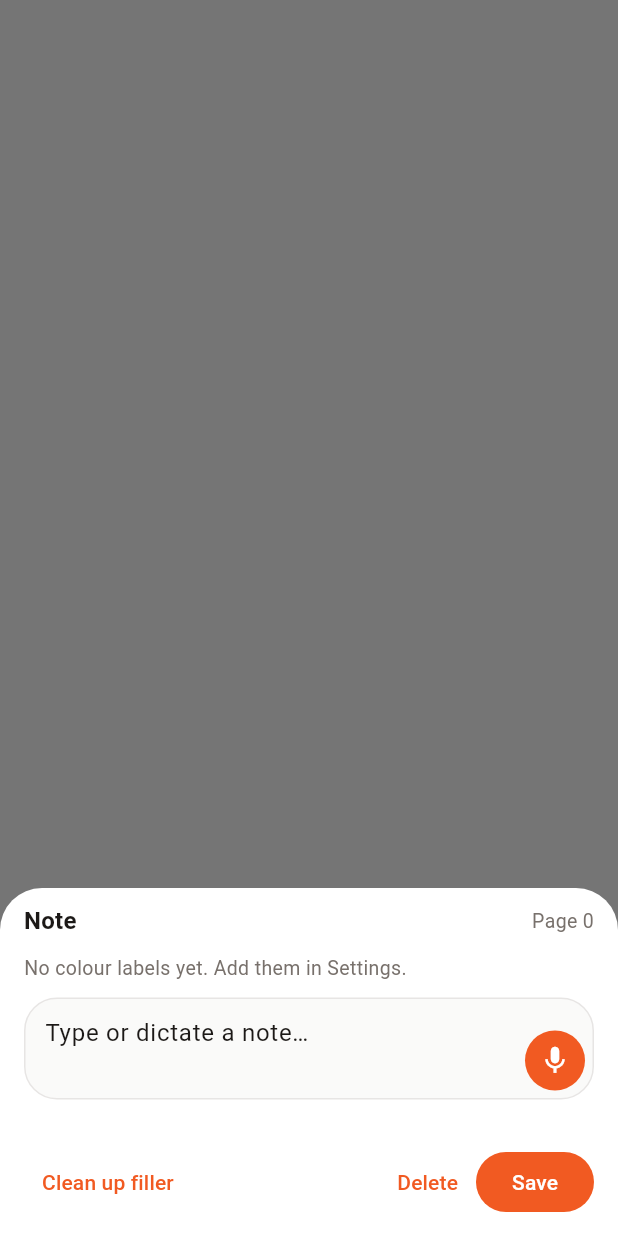
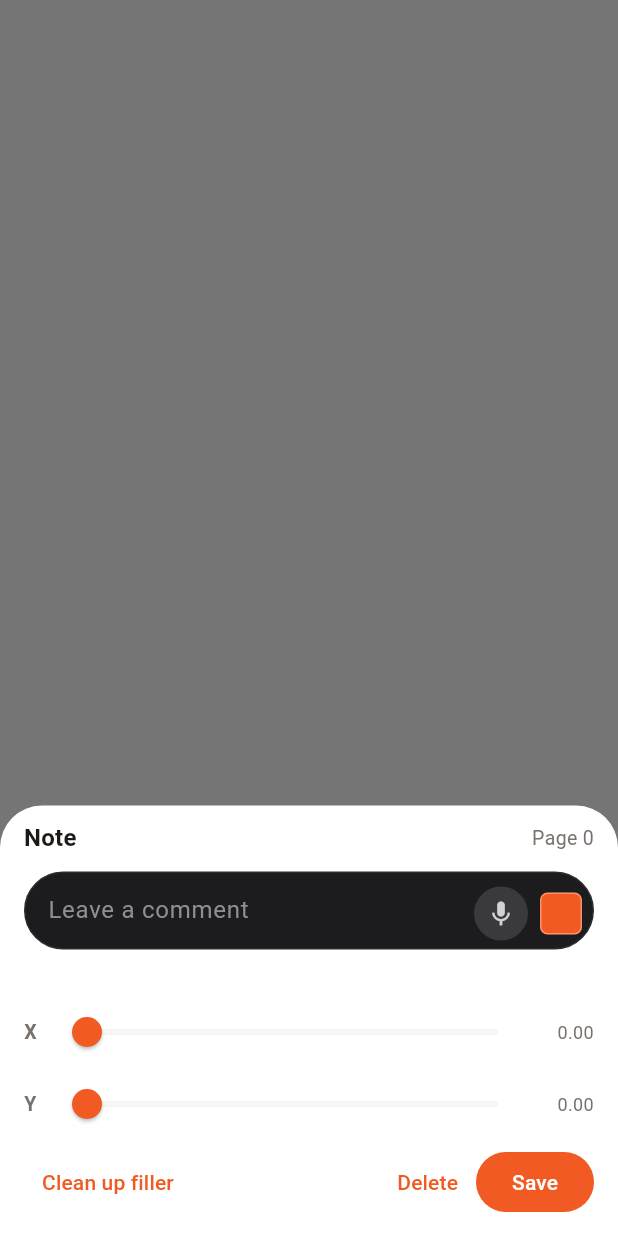
Before and after one commit to LewisAGI/shelf, a Flutter app: what show() shows on an empty page, opened directly with empty values, on a phone screen of 412 x 824 dp. Run offline on Flutter 3.47's test engine with Material 3 defaults, Android fonts, the phone set to English and light mode, and no system bars; our stand-ins replace file_picker, speech_to_text, sqflite; missing offline and left inert: pdfrx; accounts and stored records are empty.

Commit message:
Fix note composer: Grok dark pill, long-press create, colour square
Long-press on the PDF now opens a typeable dark chat pill instead of
pdfrx text selection. The composer grows to 4 lines, keeps the mic,
puts a clickable colour square to the right of the mic, and exposes
X/Y sliders for marker placement.

Co-authored-by: Lewis-Godfrey <Lewis-Godfrey@users.noreply.github.com>

```diff
--- a/lib/screens/notes_hub_screen.dart
+++ b/lib/screens/notes_hub_screen.dart
@@ -82,7 +82,7 @@ class _NotesHubScreenState extends State<NotesHubScreen> {
                         child: Padding(
                           padding: EdgeInsets.all(32),
                           child: Text(
-                            'No notes match. Double-tap a page in the reader to add one.',
+                            'No notes match. Long-press a page in the reader to add one.',
                             textAlign: TextAlign.center,
                             style: TextStyle(color: ShelfColors.muted),
                           ),
--- a/lib/theme/shelf_theme.dart
+++ b/lib/theme/shelf_theme.dart
@@ -13,6 +13,13 @@ class ShelfColors {
   static const hairline = Color(0xFFE7E5E4);
   static const defaultOrangeHex = '#F15A22';
   static const defaultPurpleHex = '#6D28D9';
+
+  /// Grok-style dark chat pill (intentional even on white Shelf chrome).
+  static const composerPill = Color(0xFF1C1C1E);
+  static const composerMicCircle = Color(0xFF3A3A3C);
+  static const composerHint = Color(0xFF8E8E93);
+  static const composerText = Color(0xFFF5F5F7);
+  static const composerCaret = Color(0xFF0A84FF);
 }
 
 class ShelfTheme {
--- a/lib/widgets/note_editor.dart
+++ b/lib/widgets/note_editor.dart
@@ -11,11 +11,15 @@ class NoteEditorResult {
   const NoteEditorResult({
     required this.text,
     required this.colorLabelId,
+    required this.x,
+    required this.y,
     this.delete = false,
   });
 
   final String text;
   final String colorLabelId;
+  final double x;
+  final double y;
   final bool delete;
 }
 
@@ -27,6 +31,8 @@ class NoteEditor extends StatefulWidget {
     required this.speech,
     this.note,
     this.page,
+    this.x,
+    this.y,
     this.voiceHint,
   });
 
@@ -35,7 +41,11 @@ class NoteEditor extends StatefulWidget {
   final SpeechCapture speech;
   final Note? note;
   final int? page;
+  final double? x;
+  final double? y;
   final String? voiceHint;
+
+  static const int composerMaxLines = 4;
 
   static Future<NoteEditorResult?> show(
     BuildContext context, {
@@ -44,11 +54,14 @@ class NoteEditor extends StatefulWidget {
     required SpeechCapture speech,
     Note? note,
     int? page,
+    double? x,
+    double? y,
     String? voiceHint,
   }) {
     return showModalBottomSheet<NoteEditorResult>(
       context: context,
       isScrollControlled: true,
+      useSafeArea: true,
       backgroundColor: ShelfColors.white,
       builder: (context) {
         return NoteEditor(
@@ -57,6 +70,8 @@ class NoteEditor extends StatefulWidget {
           speech: speech,
           note: note,
           page: page,
+          x: x,
+          y: y,
           voiceHint: voiceHint,
         );
       },
@@ -70,6 +85,8 @@ class NoteEditor extends StatefulWidget {
 class _NoteEditorState extends State<NoteEditor> {
   late final TextEditingController _controller;
   late String _labelId;
+  late double _x;
+  late double _y;
   bool _listening = false;
   String? _status;
 
@@ -78,6 +95,8 @@ class _NoteEditorState extends State<NoteEditor> {
     super.initState();
     _controller = TextEditingController(text: widget.note?.text ?? '');
     _labelId = widget.note?.colorLabelId ?? widget.defaultLabelId;
+    _x = Note.normalizeCoord(widget.note?.x ?? widget.x ?? 0.5);
+    _y = Note.normalizeCoord(widget.note?.y ?? widget.y ?? 0.5);
     _status = widget.voiceHint;
   }
 
@@ -167,6 +186,8 @@ class _NoteEditorState extends State<NoteEditor> {
       NoteEditorResult(
         text: _controller.text.trim(),
         colorLabelId: _labelId,
+        x: Note.normalizeCoord(_x),
+        y: Note.normalizeCoord(_y),
       ),
     );
   }
@@ -176,6 +197,8 @@ class _NoteEditorState extends State<NoteEditor> {
       NoteEditorResult(
         text: _controller.text,
         colorLabelId: _labelId,
+        x: Note.normalizeCoord(_x),
+        y: Note.normalizeCoord(_y),
         delete: true,
       ),
     );
@@ -213,16 +236,14 @@ class _NoteEditorState extends State<NoteEditor> {
             ],
           ),
           const SizedBox(height: 10),
-          NoteLabelPicker(
-            labels: widget.labels,
-            selectedId: _labelId,
-            onSelected: (id) => setState(() => _labelId = id),
-          ),
-          const SizedBox(height: 10),
           _ChatComposer(
             controller: _controller,
             listening: _listening,
+            autofocus: widget.note == null,
+            labels: widget.labels,
+            labelId: _labelId,
             onMic: _toggleListen,
+            onLabel: (id) => setState(() => _labelId = id),
           ),
           if (_status != null) ...[
             const SizedBox(height: 6),
@@ -232,6 +253,19 @@ class _NoteEditorState extends State<NoteEditor> {
             ),
           ],
           const SizedBox(height: 8),
+          _PositionSlider(
+            key: const Key('note-position-x'),
+            label: 'X',
+            value: _x,
+            onChanged: (value) => setState(() => _x = value),
+          ),
+          _PositionSlider(
+            key: const Key('note-position-y'),
+            label: 'Y',
+            value: _y,
+            onChanged: (value) => setState(() => _y = value),
+          ),
+          const SizedBox(height: 4),
           Row(
             children: [
               TextButton(
@@ -256,31 +290,40 @@ class _NoteEditorState extends State<NoteEditor> {
   }
 }
 
-/// Grok-style chat composer: compact rounded field, mic in the corner.
+/// Grok phone-chat pill: dark capsule, typeable field, mic circle, colour square.
 class _ChatComposer extends StatelessWidget {
   const _ChatComposer({
     required this.controller,
     required this.listening,
+    required this.autofocus,
+    required this.labels,
+    required this.labelId,
     required this.onMic,
+    required this.onLabel,
   });
 
   final TextEditingController controller;
   final bool listening;
+  final bool autofocus;
+  final List<ColorLabel> labels;
+  final String labelId;
   final VoidCallback onMic;
+  final ValueChanged<String> onLabel;
 
   @override
   Widget build(BuildContext context) {
     return DecoratedBox(
+      key: const Key('note-composer-pill'),
       decoration: BoxDecoration(
-        color: const Color(0xFFFAFAF9),
-        borderRadius: BorderRadius.circular(22),
+        color: ShelfColors.composerPill,
+        borderRadius: BorderRadius.circular(26),
         border: Border.all(
-          color: listening ? ShelfColors.orange : ShelfColors.hairline,
+          color: listening ? ShelfColors.orange : const Color(0xFF2C2C2E),
           width: listening ? 1.5 : 1,
         ),
       ),
       child: Padding(
-        padding: const EdgeInsets.fromLTRB(14, 6, 6, 6),
+        padding: const EdgeInsets.fromLTRB(16, 6, 8, 6),
         child: Row(
           crossAxisAlignment: CrossAxisAlignment.end,
           children: [
@@ -288,24 +331,48 @@ class _ChatComposer extends StatelessWidget {
               child: TextField(
                 key: const Key('note-composer-field'),
                 controller: controller,
-                minLines: 2,
-                maxLines: 8,
+                autofocus: autofocus,
+                enabled: true,
+                minLines: 1,
+                maxLines: NoteEditor.composerMaxLines,
                 keyboardType: TextInputType.multiline,
                 textCapitalization: TextCapitalization.sentences,
-                style: const TextStyle(fontSize: 16, height: 1.25),
+                textInputAction: TextInputAction.newline,
+                cursorColor: ShelfColors.composerCaret,
+                style: const TextStyle(
+                  color: ShelfColors.composerText,
+                  fontSize: 16,
+                  height: 1.25,
+                ),
                 decoration: const InputDecoration(
-                  hintText: 'Type or dictate a note…',
+                  hintText: 'Leave a comment',
+                  hintStyle: TextStyle(
+                    color: ShelfColors.composerHint,
+                    fontSize: 16,
+                    height: 1.25,
+                  ),
                   border: InputBorder.none,
                   enabledBorder: InputBorder.none,
                   focusedBorder: InputBorder.none,
+                  disabledBorder: InputBorder.none,
                   filled: false,
+                  fillColor: Colors.transparent,
                   isDense: true,
-                  contentPadding: EdgeInsets.symmetric(vertical: 8),
+                  contentPadding: EdgeInsets.symmetric(vertical: 10),
                 ),
               ),
             ),
-            const SizedBox(width: 4),
+            const SizedBox(width: 6),
             _MicButton(listening: listening, onPressed: onMic),
+            const SizedBox(width: 8),
+            Padding(
+              padding: const EdgeInsets.only(bottom: 4),
+              child: NoteLabelPicker(
+                labels: labels,
+                selectedId: labelId,
+                onSelected: onLabel,
+              ),
+            ),
           ],
         ),
       ),
@@ -324,19 +391,19 @@ class _MicButton extends StatelessWidget {
     return Tooltip(
       message: listening ? 'Stop listening' : 'Start a voice note',
       child: Material(
-        color: listening ? ShelfColors.ink : ShelfColors.orange,
+        color: listening ? ShelfColors.orange : ShelfColors.composerMicCircle,
         shape: const CircleBorder(),
         child: InkWell(
           key: const Key('note-composer-mic'),
           customBorder: const CircleBorder(),
           onTap: onPressed,
           child: SizedBox(
-            width: 40,
-            height: 40,
+            width: 36,
+            height: 36,
             child: Icon(
               listening ? Icons.stop_rounded : Icons.mic,
-              color: ShelfColors.white,
-              size: 22,
+              color: listening ? ShelfColors.white : const Color(0xFFD1D1D6),
+              size: 20,
             ),
           ),
         ),
@@ -344,3 +411,49 @@ class _MicButton extends StatelessWidget {
     );
   }
 }
+
+class _PositionSlider extends StatelessWidget {
+  const _PositionSlider({
+    super.key,
+    required this.label,
+    required this.value,
+    required this.onChanged,
+  });
+
+  final String label;
+  final double value;
+  final ValueChanged<double> onChanged;
+
+  @override
+  Widget build(BuildContext context) {
+    return Row(
+      children: [
+        SizedBox(
+          width: 18,
+          child: Text(
+            label,
+            style: const TextStyle(
+              fontWeight: FontWeight.w600,
+              fontSize: 13,
+              color: ShelfColors.muted,
+            ),
+          ),
+        ),
+        Expanded(
+          child: Slider(
+            value: value,
+            onChanged: onChanged,
+          ),
+        ),
+        SizedBox(
+          width: 40,
+          child: Text(
+            value.toStringAsFixed(2),
+            textAlign: TextAlign.end,
+            style: const TextStyle(fontSize: 12, color: ShelfColors.muted),
+          ),
+        ),
+      ],
+    );
+  }
+}
--- a/lib/widgets/note_label_picker.dart
+++ b/lib/widgets/note_label_picker.dart
@@ -2,12 +2,11 @@ import 'package:flutter/material.dart';
 
 import '../models/color_label.dart';
 import '../theme/shelf_theme.dart';
-import 'colour_label_chip.dart';
 
-/// Compact colour-label control for the note composer.
+/// Clickable colour square on the composer pill.
 ///
-/// One tap assigns an existing Settings label. The selected colour is
-/// shown as a ring so it stays obvious on a small composer.
+/// Tap opens a vertical list of Settings labels. The square fill is the
+/// currently assigned colour (orange by default).
 class NoteLabelPicker extends StatelessWidget {
   const NoteLabelPicker({
     super.key,
@@ -16,122 +15,129 @@ class NoteLabelPicker extends StatelessWidget {
     required this.onSelected,
   });
 
+  static const double squareSize = 28;
+
   final List<ColorLabel> labels;
   final String selectedId;
   final ValueChanged<String> onSelected;
 
-  @override
-  Widget build(BuildContext context) {
+  ColorLabel get _selected {
     if (labels.isEmpty) {
-      return const Text(
-        'No colour labels yet. Add them in Settings.',
-        style: TextStyle(color: ShelfColors.muted, fontSize: 13),
-      );
+      return ColorLabel.seedDefaults().first;
     }
-
-    final selected = labels.cast<ColorLabel?>().firstWhere(
+    return labels.cast<ColorLabel?>().firstWhere(
           (label) => label?.id == selectedId,
           orElse: () => labels.first,
         )!;
+  }
 
-    return Column(
-      crossAxisAlignment: CrossAxisAlignment.start,
+  Future<void> _openPicker(BuildContext context) async {
+    if (labels.isEmpty) {
+      return;
+    }
+    final chosen = await showModalBottomSheet<String>(
+      context: context,
+      backgroundColor: ShelfColors.white,
+      builder: (context) {
+        return SafeArea(
+          child: Padding(
+            padding: const EdgeInsets.fromLTRB(8, 12, 8, 16),
+            child: Column(
+              mainAxisSize: MainAxisSize.min,
+              crossAxisAlignment: CrossAxisAlignment.stretch,
               children: [
-        Row(
-          children: [
-            Text(
-              'Label',
-              style: Theme.of(context).textTheme.labelLarge?.copyWith(
-                color: ShelfColors.muted,
-              ),
-            ),
-            const SizedBox(width: 8),
-            ColourDot(color: selected.color, size: 10),
-            const SizedBox(width: 6),
-            Expanded(
+                Padding(
+                  padding: const EdgeInsets.fromLTRB(12, 0, 12, 8),
                   child: Text(
-                selected.name,
-                maxLines: 1,
-                overflow: TextOverflow.ellipsis,
-                style: const TextStyle(
+                    'Colour',
+                    style: Theme.of(context).textTheme.titleMedium?.copyWith(
                       fontWeight: FontWeight.w600,
-                  fontSize: 13,
                     ),
                   ),
                 ),
+                for (final label in labels)
+                  ListTile(
+                    key: Key('note-label-${label.id}'),
+                    leading: _ColourSquare(
+                      color: label.color,
+                      selected: label.id == selectedId,
+                      size: 22,
+                    ),
+                    title: Text(label.name),
+                    subtitle: label.meaning.isEmpty
+                        ? null
+                        : Text(
+                            label.meaning,
+                            maxLines: 2,
+                            overflow: TextOverflow.ellipsis,
+                          ),
+                    selected: label.id == selectedId,
+                    onTap: () => Navigator.of(context).pop(label.id),
+                  ),
               ],
             ),
-        const SizedBox(height: 8),
-        SizedBox(
-          height: 36,
-          child: ListView.separated(
-            scrollDirection: Axis.horizontal,
-            itemCount: labels.length,
-            separatorBuilder: (_, _) => const SizedBox(width: 8),
-            itemBuilder: (context, index) {
-              final label = labels[index];
-              final isSelected = label.id == selectedId;
-              return _LabelSwatch(
-                key: Key('note-label-${label.id}'),
-                label: label,
-                selected: isSelected,
-                onTap: () => onSelected(label.id),
+          ),
         );
       },
-          ),
-        ),
-      ],
     );
+    if (chosen != null) {
+      onSelected(chosen);
     }
   }
 
-class _LabelSwatch extends StatelessWidget {
-  const _LabelSwatch({
-    super.key,
-    required this.label,
-    required this.selected,
-    required this.onTap,
-  });
-
-  final ColorLabel label;
-  final bool selected;
-  final VoidCallback onTap;
-
   @override
   Widget build(BuildContext context) {
+    final selected = _selected;
     return Tooltip(
-      message: label.meaning.isEmpty ? label.name : '${label.name}: ${label.meaning}',
+      message: selected.meaning.isEmpty
+          ? selected.name
+          : '${selected.name}: ${selected.meaning}',
       child: Material(
-        color: selected ? ShelfColors.orangeSoft : ShelfColors.white,
-        shape: StadiumBorder(
+        color: selected.color,
+        shape: RoundedRectangleBorder(
+          borderRadius: BorderRadius.circular(5),
           side: BorderSide(
-            color: selected ? ShelfColors.orange : ShelfColors.hairline,
-            width: selected ? 1.5 : 1,
+            color: Colors.white.withValues(alpha: 0.35),
           ),
         ),
         child: InkWell(
-          onTap: onTap,
-          customBorder: const StadiumBorder(),
-          child: Padding(
-            padding: const EdgeInsets.fromLTRB(8, 6, 12, 6),
-            child: Row(
-              mainAxisSize: MainAxisSize.min,
-              children: [
-                ColourDot(color: label.color, size: 14),
-                const SizedBox(width: 6),
-                Text(
-                  label.name,
-                  style: TextStyle(
-                    fontSize: 13,
-                    fontWeight: selected ? FontWeight.w600 : FontWeight.w500,
-                    color: ShelfColors.ink,
-                  ),
-                ),
-              ],
-            ),
+          key: const Key('note-composer-colour'),
+          onTap: () => _openPicker(context),
+          borderRadius: BorderRadius.circular(5),
+          child: const SizedBox(
+            width: squareSize,
+            height: squareSize,
           ),
         ),
       ),
     );
   }
 }
+
+class _ColourSquare extends StatelessWidget {
+  const _ColourSquare({
+    required this.color,
+    required this.selected,
+    this.size = 22,
+  });
+
+  final Color color;
+  final bool selected;
+  final double size;
+
+  @override
+  Widget build(BuildContext context) {
+    return Container(
+      width: size,
+      height: size,
+      decoration: BoxDecoration(
+        color: color,
+        borderRadius: BorderRadius.circular(4),
+        border: Border.all(
+          color: selected ? ShelfColors.ink : Colors.black.withValues(alpha: 0.16),
+          width: selected ? 2 : 1,
+        ),
+      ),
+    );
+  }
+}
```
Also changed, not shown: lib/screens/reader_screen.dart (+37 -38 lines), 2 other files. Lines whose indentation alone changed are shown as unchanged.
